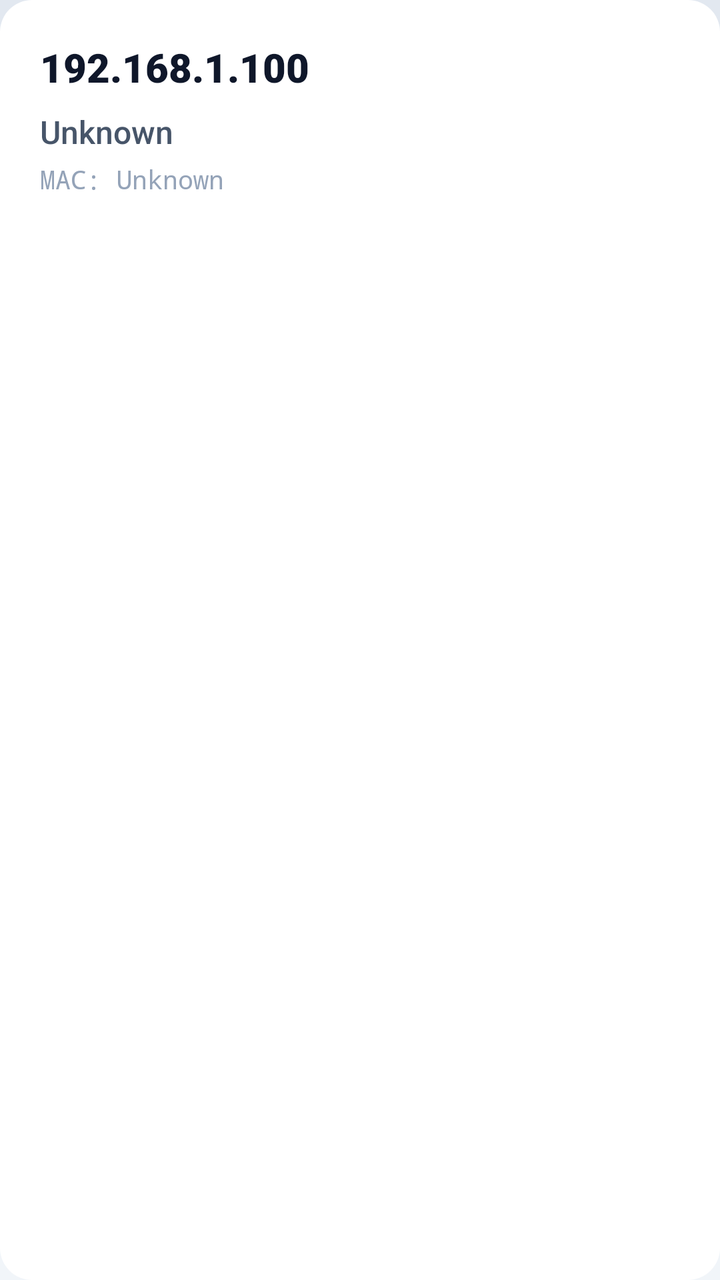
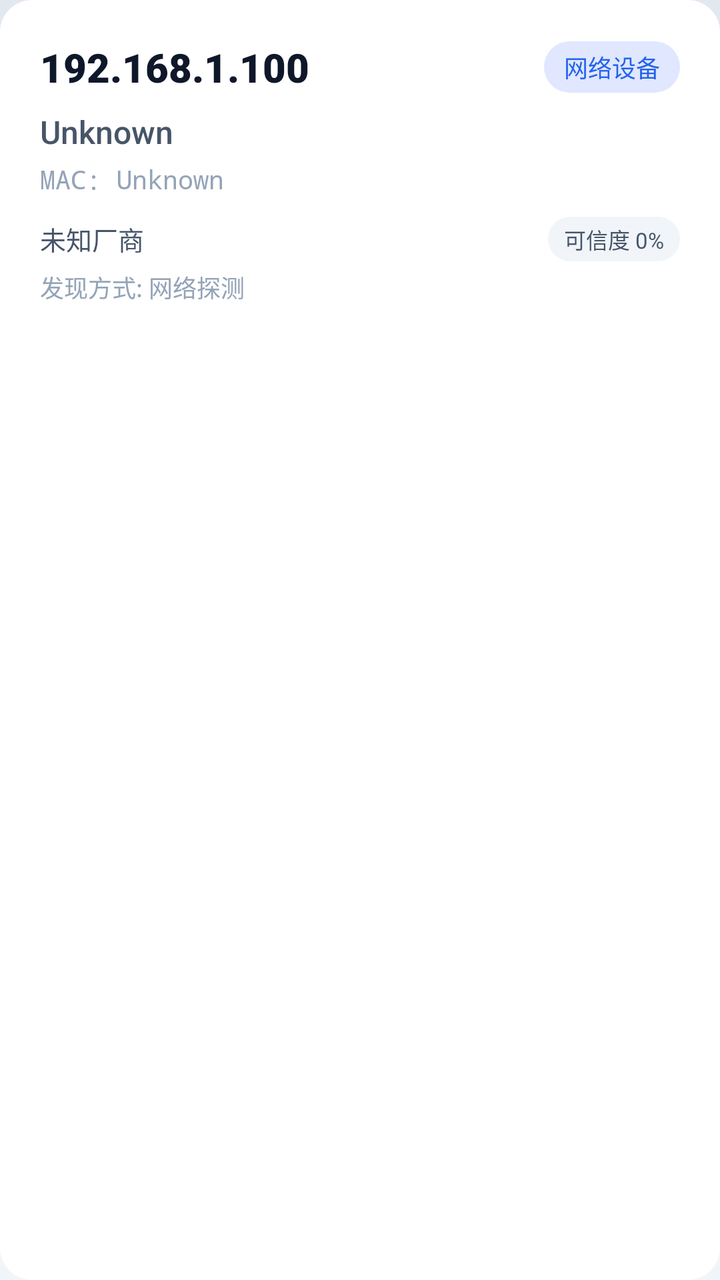

Compare the two renders of this Android layout. The source of the first and the diff that turns it into the second are given below.
<!-- AndroidManifest.xml: application theme Theme.Signal_dectect -->
<!-- res/layout/item_lan_device.xml -->
<?xml version="1.0" encoding="utf-8"?>
<FrameLayout xmlns:android="http://schemas.android.com/apk/res/android"
    xmlns:app="http://schemas.android.com/apk/res-auto"
    android:layout_width="match_parent"
    android:layout_height="wrap_content"
    android:layout_marginHorizontal="8dp"
    android:layout_marginVertical="8dp"
    android:background="@drawable/bg_main_background"
    android:elevation="6dp"
    android:stateListAnimator="@animator/card_press_anim">

    
    <View
        android:layout_width="match_parent"
        android:layout_height="match_parent"
        android:background="@drawable/bg_card_rounded" />

    <LinearLayout
        android:layout_width="match_parent"
        android:layout_height="wrap_content"
        android:orientation="vertical"
        android:padding="20dp">

        <LinearLayout
            android:layout_width="match_parent"
            android:layout_height="wrap_content"
            android:orientation="horizontal"
            android:gravity="center_vertical">

            <TextView
                android:id="@+id/tv_ip_address"
                android:layout_width="0dp"
                android:layout_height="wrap_content"
                android:layout_weight="1"
                android:text="192.168.1.100"
                android:textSize="20sp"
                android:fontFamily="sans-serif-black"
                android:textColor="#0F172A" />

            <TextView
                android:id="@+id/tv_device_type"
                android:layout_width="wrap_content"
                android:layout_height="wrap_content"
                android:text="📷 摄像头设备"
                android:textSize="12sp"
                android:fontFamily="sans-serif-bold"
                android:textColor="#FFFFFF"
                android:background="@drawable/bg_gradient_lan"
                android:paddingHorizontal="12dp"
                android:paddingVertical="4dp"
                android:visibility="gone" />
        </LinearLayout>

        <TextView
            android:id="@+id/tv_hostname"
            android:layout_width="match_parent"
            android:layout_height="wrap_content"
            android:text="Unknown"
            android:textSize="16sp"
            android:fontFamily="sans-serif-medium"
            android:textColor="#475569"
            android:layout_marginTop="8dp" />

        <TextView
            android:id="@+id/tv_mac_address"
            android:layout_width="match_parent"
            android:layout_height="wrap_content"
            android:text="MAC: Unknown"
            android:textSize="13sp"
            android:fontFamily="monospace"
            android:textColor="#94A3B8"
            android:layout_marginTop="4dp" />
    </LinearLayout>
</FrameLayout>
<!-- resources referenced by this layout -->
<resources>
  <!-- drawable bg_card_rounded (drawable) -->
  <?xml version="1.0" encoding="utf-8"?>
  <shape xmlns:android="http://schemas.android.com/apk/res/android">
      <solid android:color="#FFFFFF" />
      <corners android:radius="16dp" />
  </shape>
  <!-- drawable bg_gradient_lan (drawable) -->
  <?xml version="1.0" encoding="utf-8"?>
  <shape xmlns:android="http://schemas.android.com/apk/res/android">
      <gradient
          android:startColor="#EA580C"
          android:endColor="#F43F5E"
          android:angle="135"
          android:type="linear" />
      <corners android:radius="24dp" />
  </shape>
  <!-- drawable bg_main_background (drawable) -->
  <?xml version="1.0" encoding="utf-8"?>
  <shape xmlns:android="http://schemas.android.com/apk/res/android">
      <gradient
          android:startColor="#F1F5F9"
          android:endColor="#E2E8F0"
          android:angle="90"
          android:type="linear" />
  </shape>
  <style name="Theme.Signal_dectect" parent="Theme.MaterialComponents.DayNight.NoActionBar">
          
          <item name="colorPrimary">@color/primary</item>
          <item name="colorPrimaryVariant">@color/primary_variant</item>
          <item name="colorOnPrimary">@color/on_primary</item>
          
          
          <item name="colorSecondary">@color/secondary</item>
          <item name="colorSecondaryVariant">@color/secondary_variant</item>
          <item name="colorOnSecondary">@color/on_secondary</item>
          
          
          <item name="android:windowBackground">@color/background</item>
          <item name="colorSurface">@color/surface</item>
          
          
          <item name="android:statusBarColor">@color/background</item>
          <item name="android:windowLightStatusBar">true</item>
          
          
      </style>
  <color name="primary">#2563EB</color>
  <color name="primary_variant">#1D4ED8</color>
  <color name="on_primary">#FFFFFF</color>
  <color name="secondary">#0EA5E9</color>
  <color name="secondary_variant">#0284C7</color>
  <color name="on_secondary">#FFFFFF</color>
  <color name="background">#F8FAFC</color>
  <color name="surface">#FFFFFF</color>
</resources>

<!-- the commit's change to res/layout/item_lan_device.xml (unified diff, before → after) -->
@@ -41,14 +41,13 @@
                 android:id="@+id/tv_device_type"
                 android:layout_width="wrap_content"
                 android:layout_height="wrap_content"
-                android:text="📷 摄像头设备"
-                android:textSize="12sp"
+                android:background="@drawable/bg_pill_blue"
                 android:fontFamily="sans-serif-bold"
-                android:textColor="#FFFFFF"
-                android:background="@drawable/bg_gradient_lan"
-                android:paddingHorizontal="12dp"
+                android:paddingHorizontal="10dp"
                 android:paddingVertical="4dp"
-                android:visibility="gone" />
+                android:text="网络设备"
+                android:textColor="#2563EB"
+                android:textSize="12sp" />
         </LinearLayout>
 
         <TextView
@@ -70,5 +69,45 @@
             android:fontFamily="monospace"
             android:textColor="#94A3B8"
             android:layout_marginTop="4dp" />
+
+        <LinearLayout
+            android:layout_width="match_parent"
+            android:layout_height="wrap_content"
+            android:layout_marginTop="10dp"
+            android:gravity="center_vertical"
+            android:orientation="horizontal">
+
+            <TextView
+                android:id="@+id/tv_manufacturer"
+                android:layout_width="0dp"
+                android:layout_height="wrap_content"
+                android:layout_weight="1"
+                android:ellipsize="end"
+                android:maxLines="1"
+                android:text="未知厂商"
+                android:textColor="#475569"
+                android:textSize="13sp" />
+
+            <TextView
+                android:id="@+id/tv_confidence"
+                android:layout_width="wrap_content"
+                android:layout_height="wrap_content"
+                android:background="@drawable/bg_pill_gray"
+                android:fontFamily="sans-serif-bold"
+                android:paddingHorizontal="8dp"
+                android:paddingVertical="3dp"
+                android:text="可信度 0%"
+                android:textColor="#475569"
+                android:textSize="11sp" />
+        </LinearLayout>
+
+        <TextView
+            android:id="@+id/tv_discovery_method"
+            android:layout_width="match_parent"
+            android:layout_height="wrap_content"
+            android:layout_marginTop="4dp"
+            android:text="发现方式: 网络探测"
+            android:textColor="#94A3B8"
+            android:textSize="12sp" />
     </LinearLayout>
 </FrameLayout>
<!-- resource entries referenced after the edit -->
@@ -5,16 +5,6 @@
   <shape xmlns:android="http://schemas.android.com/apk/res/android">
       <solid android:color="#FFFFFF" />
       <corners android:radius="16dp" />
-  </shape>
-  <!-- drawable bg_gradient_lan (drawable) -->
-  <?xml version="1.0" encoding="utf-8"?>
-  <shape xmlns:android="http://schemas.android.com/apk/res/android">
-      <gradient
-          android:startColor="#EA580C"
-          android:endColor="#F43F5E"
-          android:angle="135"
-          android:type="linear" />
-      <corners android:radius="24dp" />
   </shape>
   <!-- drawable bg_main_background (drawable) -->
   <?xml version="1.0" encoding="utf-8"?>
@@ -24,6 +14,18 @@
           android:endColor="#E2E8F0"
           android:angle="90"
           android:type="linear" />
+  </shape>
+  <!-- drawable bg_pill_blue (drawable) -->
+  <?xml version="1.0" encoding="utf-8"?>
+  <shape xmlns:android="http://schemas.android.com/apk/res/android">
+      <solid android:color="#E0E7FF" />
+      <corners android:radius="16dp" />
+  </shape>
+  <!-- drawable bg_pill_gray (drawable) -->
+  <?xml version="1.0" encoding="utf-8"?>
+  <shape xmlns:android="http://schemas.android.com/apk/res/android">
+      <solid android:color="#F1F5F9" />
+      <corners android:radius="16dp" />
   </shape>
   <style name="Theme.Signal_dectect" parent="Theme.MaterialComponents.DayNight.NoActionBar">
           
